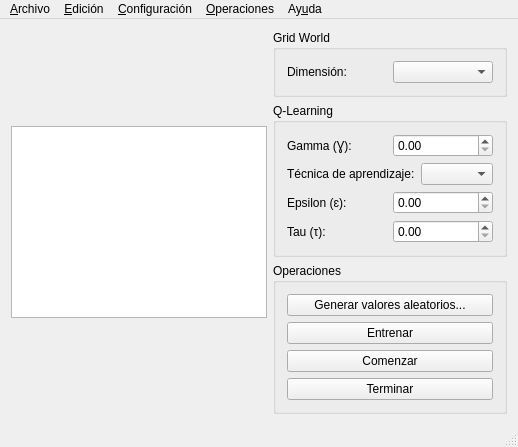
Old version of the form gui/qt/IA2013TPIRLGUI/mainwindow.ui in the repository ssebastianj/ia2013-tpi-rl.
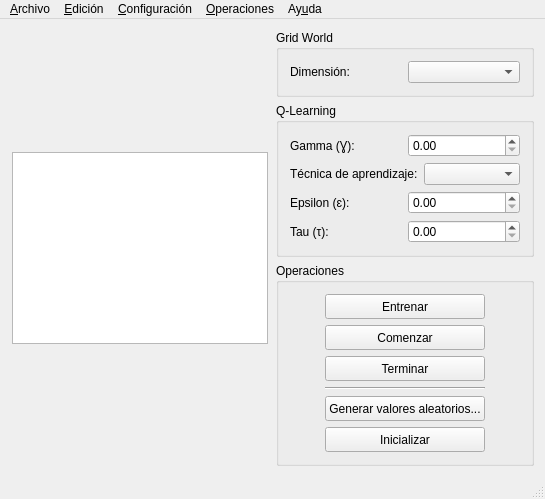
New version of the form.

Commit message: Mejoras en modelado de clases: GridWorld y QLearning. Agregado botón y método para inicializar valores.

What changed in the file:
```diff
--- a/gui/qt/IA2013TPIRLGUI/mainwindow.ui
+++ b/gui/qt/IA2013TPIRLGUI/mainwindow.ui
@@ -7,8 +7,8 @@
    <rect>
     <x>0</x>
     <y>0</y>
-    <width>505</width>
-    <height>418</height>
+    <width>545</width>
+    <height>466</height>
    </rect>
   </property>
   <property name="windowTitle">
@@ -163,34 +163,110 @@
            <string>Operaciones</string>
           </property>
           <layout class="QGridLayout" name="gridLayout_3">
-           <item row="2" column="0">
+           <item row="6" column="1">
+            <widget class="QPushButton" name="btnGenValAleatorios">
+             <property name="minimumSize">
+              <size>
+               <width>0</width>
+               <height>25</height>
+              </size>
+             </property>
+             <property name="text">
+              <string>Generar valores aleatorios...</string>
+             </property>
+            </widget>
+           </item>
+           <item row="2" column="1">
             <widget class="QPushButton" name="btnEntrenar">
+             <property name="minimumSize">
+              <size>
+               <width>0</width>
+               <height>25</height>
+              </size>
+             </property>
              <property name="text">
               <string>Entrenar</string>
              </property>
             </widget>
            </item>
-           <item row="3" column="0">
-            <widget class="QPushButton" name="btnComenzarPlay">
+           <item row="3" column="1">
+            <widget class="QPushButton" name="btnComenzarProceso">
+             <property name="minimumSize">
+              <size>
+               <width>0</width>
+               <height>25</height>
+              </size>
+             </property>
              <property name="text">
               <string>Comenzar</string>
              </property>
             </widget>
            </item>
-           <item row="0" column="0">
-            <widget class="QPushButton" name="btnGenValAleatorios">
-             <property name="text">
-              <string>Generar valores aleatorios...</string>
-             </property>
-            </widget>
-           </item>
-           <item row="4" column="0">
+           <item row="4" column="1">
             <widget class="QPushButton" name="btnTerminarProceso">
+             <property name="minimumSize">
+              <size>
+               <width>0</width>
+               <height>25</height>
+              </size>
+             </property>
              <property name="text">
               <string>Terminar</string>
              </property>
             </widget>
            </item>
+           <item row="3" column="0">
+            <spacer name="horizontalSpacer_3">
+             <property name="orientation">
+              <enum>Qt::Horizontal</enum>
+             </property>
+             <property name="sizeType">
+              <enum>QSizePolicy::Fixed</enum>
+             </property>
+             <property name="sizeHint" stdset="0">
+              <size>
+               <width>35</width>
+               <height>20</height>
+              </size>
+             </property>
+            </spacer>
+           </item>
+           <item row="5" column="1">
+            <widget class="Line" name="line">
+             <property name="orientation">
+              <enum>Qt::Horizontal</enum>
+             </property>
+            </widget>
+           </item>
+           <item row="7" column="1">
+            <widget class="QPushButton" name="btnInicializar">
+             <property name="minimumSize">
+              <size>
+               <width>0</width>
+               <height>25</height>
+              </size>
+             </property>
+             <property name="text">
+              <string>Inicializar</string>
+             </property>
+            </widget>
+           </item>
+           <item row="3" column="2">
+            <spacer name="horizontalSpacer_4">
+             <property name="orientation">
+              <enum>Qt::Horizontal</enum>
+             </property>
+             <property name="sizeType">
+              <enum>QSizePolicy::Fixed</enum>
+             </property>
+             <property name="sizeHint" stdset="0">
+              <size>
+               <width>35</width>
+               <height>20</height>
+              </size>
+             </property>
+            </spacer>
+           </item>
           </layout>
          </widget>
         </item>
@@ -268,7 +344,7 @@
     <rect>
      <x>0</x>
      <y>0</y>
-     <width>505</width>
+     <width>545</width>
      <height>21</height>
     </rect>
    </property>
```
Left out of the diff: 38 changed lines with no effect on the pictures. The commit also changes 4 other files.
